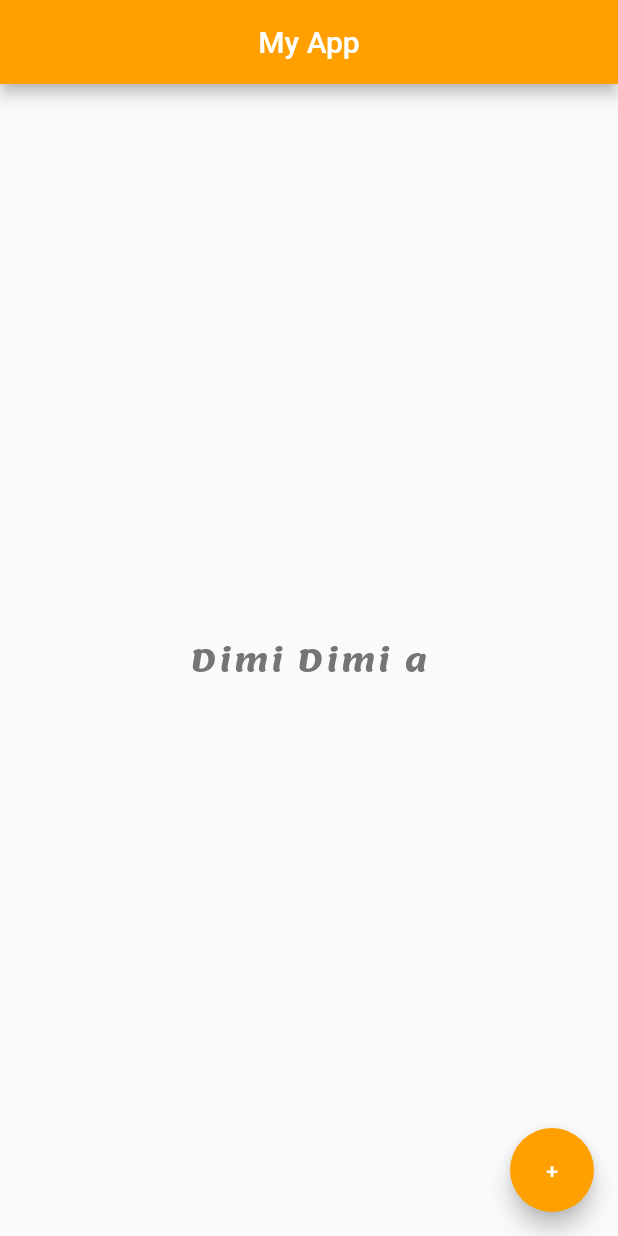
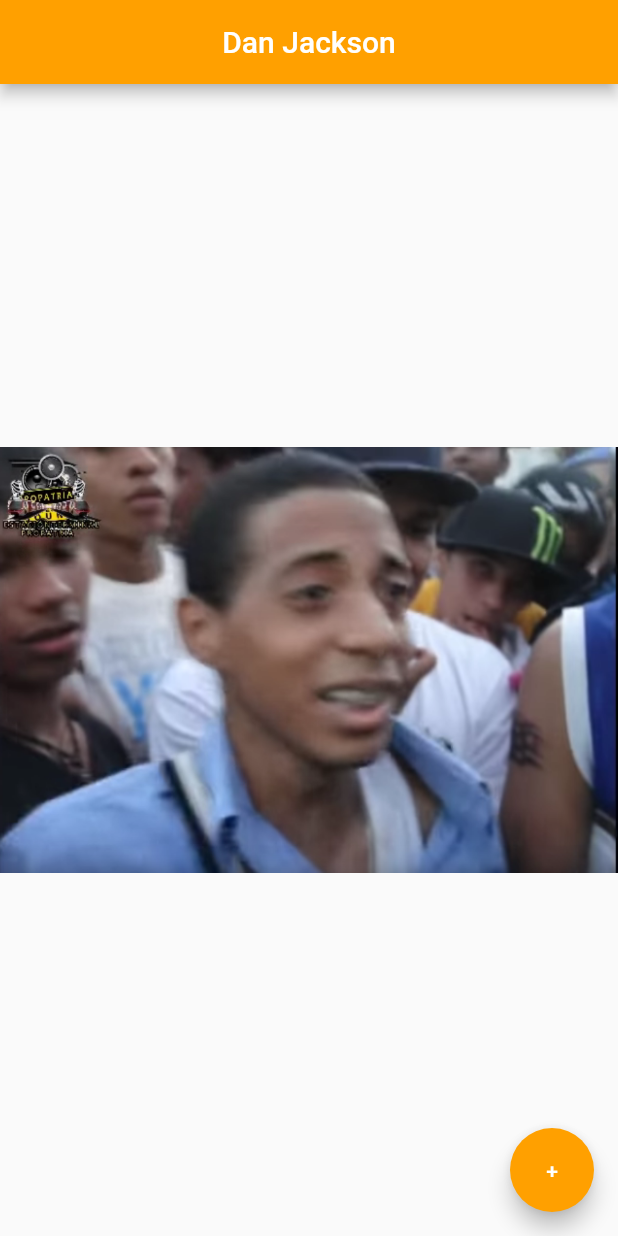
Before and after one commit to Georges47/flutter-app, a Flutter app: the screen it shows after launch, on a phone screen of 412 x 824 dp. Run offline on Flutter 3.47's test engine with Material 2 defaults, Android fonts, the phone set to English and light mode, and no system bars.

Commit message:
Added images from network and from assets.

```diff
--- a/lib/main.dart
+++ b/lib/main.dart
@@ -12,20 +12,14 @@ class Home extends StatelessWidget {
   Widget build(BuildContext context) {
     return Scaffold(
       appBar: AppBar(
-        title: Text('My App'),
+        title: Text('Dan Jackson'),
         centerTitle: true,
         backgroundColor: Colors.amber[700],
       ),
       body: Center(
-        child: Text(
-          'Dimi Dimi a',
-          style: TextStyle(
-            fontSize: 20.0,
-            fontWeight: FontWeight.bold,
-            letterSpacing: 2.0,
-            color: Colors.grey[600],
-            fontFamily: 'Lemonada',
-          ),
+        child: Image(
+          //image: NetworkImage('https://images.unsplash.com/photo-1588098928842-715f1673f6b9?ixlib=rb-1.2.1&ixid=eyJhcHBfaWQiOjEyMDd9&auto=format&fit=crop&w=500&q=60'),
+          image: AssetImage('assets/danjackson.png'),
         ),
       ),
       floatingActionButton: FloatingActionButton(
--- a/pubspec.yaml
+++ b/pubspec.yaml
@@ -45,9 +45,8 @@ flutter:
   uses-material-design: true
 
   # To add assets to your application, add an assets section, like this:
-  # assets:
-  #   - images/a_dot_burr.jpeg
-  #   - images/a_dot_ham.jpeg
+  assets:
+    - assets/danjackson.png
 
   # An image asset can refer to one or more resolution-specific "variants", see
   # https://flutter.dev/assets-and-images/#resolution-aware.
```
Also changed, not shown: assets/danjackson.png (added).
